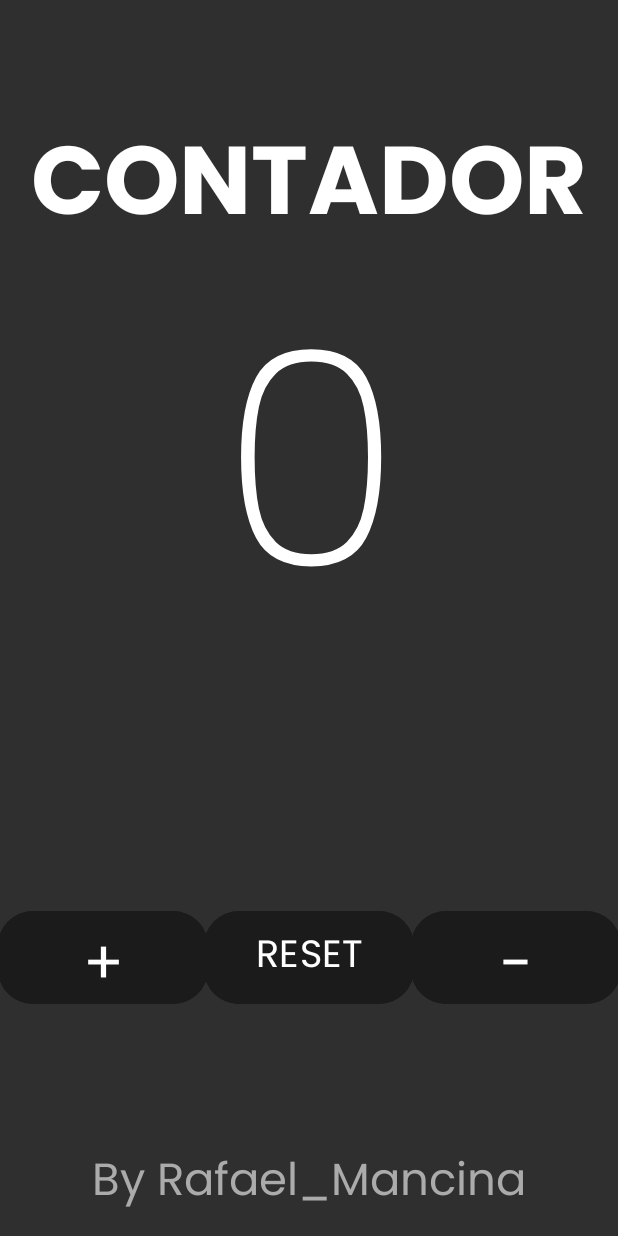
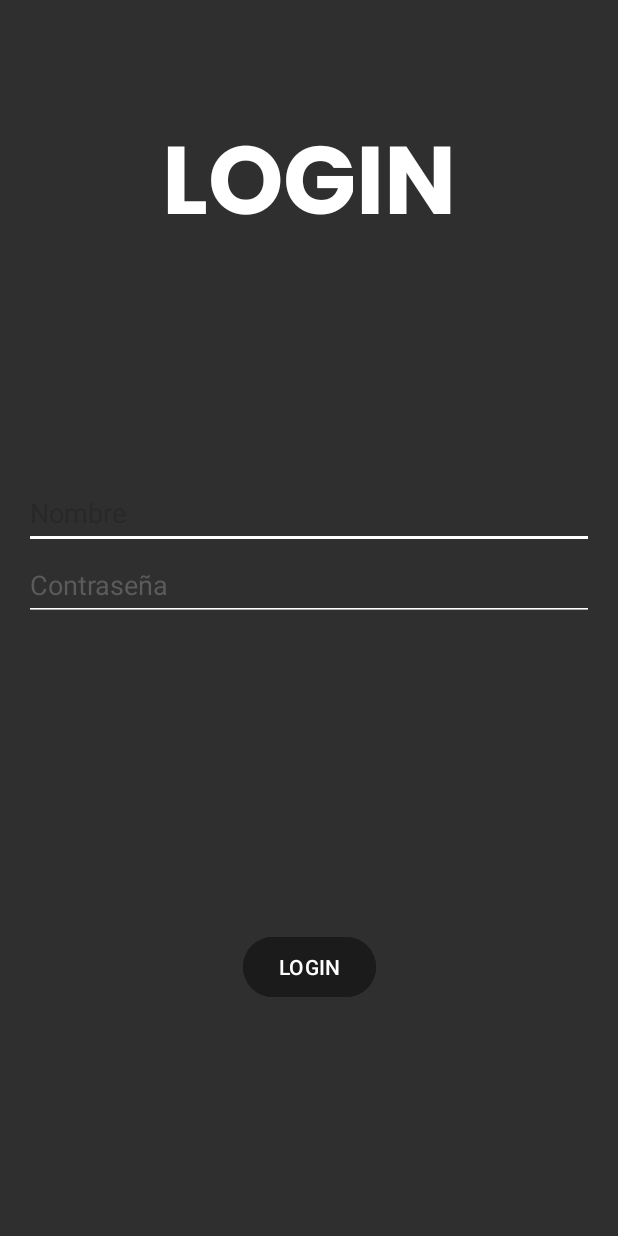
Before and after one commit to Sukera27/MancinaCastroM01, an Android app: the screen it shows after launch (MainActivity before the commit, LoginActivity after it), on a phone screen of 412 x 824 dp. Run offline under Robolectric (Android 15) with nearby library versions, the phone set to English and light mode, and no system bars.

Commit message:
second commit

```diff
--- a/app/build.gradle.kts
+++ b/app/build.gradle.kts
@@ -4,7 +4,7 @@ plugins {
 
 android {
     namespace = "com.vedruna.mancinacastroe01"
-    compileSdk = 33
+    compileSdk = 34
 
     defaultConfig {
         applicationId = "com.vedruna.mancinacastroe01"
--- a/app/src/main/AndroidManifest.xml
+++ b/app/src/main/AndroidManifest.xml
@@ -13,7 +13,7 @@
         android:theme="@style/Theme.MancinaCastroE01"
         tools:targetApi="31">
         <activity
-            android:name=".MainActivity"
+            android:name=".LoginActivity"
             android:exported="true">
             <intent-filter>
                 <action android:name="android.intent.action.MAIN" />
@@ -21,6 +21,9 @@
                 <category android:name="android.intent.category.LAUNCHER" />
             </intent-filter>
         </activity>
+        <activity android:name=".MainActivity">
+            <!-- otras configuraciones de actividad si las hay -->
+        </activity>
         <meta-data
             android:name="preloaded_fonts"
             android:resource="@array/preloaded_fonts" />
--- /dev/null
+++ b/app/src/main/java/com/vedruna/mancinacastroe01/LoginActivity.java
@@ -0,0 +1,46 @@
+package com.vedruna.mancinacastroe01;
+
+import android.content.Intent;
+import android.os.Bundle;
+import android.view.View;
+import android.widget.EditText;
+import android.widget.TextView;
+
+import androidx.appcompat.app.AppCompatActivity;
+
+
+
+
+public class LoginActivity extends AppCompatActivity {
+    private TextView usuario;
+    private EditText contraseña;
+
+    private TextView respuesta;
+    @Override
+    protected void onCreate(Bundle savedInstanceState) {
+        super.onCreate(savedInstanceState);
+        setContentView(R.layout.login_main);
+        usuario=findViewById(R.id.editTextText);
+        contraseña=findViewById(R.id.editTextTextPassword);
+        respuesta=findViewById(R.id.textView5);
+
+    }
+    public void login(View view){
+        String user = usuario.getText().toString();
+        String password = contraseña.getText().toString();
+        if(user.equals("admin") && password.equals("admin")){
+
+         respuesta.setText("Usuario y contraseña correcta");
+            Intent intent=new Intent(this,MainActivity.class);
+            intent.putExtra("usuario",user);
+            startActivity(intent);
+        }else {
+            respuesta.setText("Usuario o contraseña incorrecta");
+        }
+
+
+
+
+    }
+
+}
--- a/app/src/main/res/layout/activity_main.xml
+++ b/app/src/main/res/layout/activity_main.xml
@@ -26,60 +26,71 @@
         android:id="@+id/textView2"
         android:layout_width="118dp"
         android:layout_height="300dp"
-        android:fontFamily="@font/poppins_extralight"
+        android:fontFamily="@font/poppins_thin"
         android:text="0"
         android:textColor="#FFFFFF"
         android:textSize="200sp"
-        app:layout_constraintBottom_toTopOf="@+id/button4"
+        app:layout_constraintBottom_toBottomOf="parent"
         app:layout_constraintEnd_toEndOf="parent"
         app:layout_constraintStart_toStartOf="parent"
+        app:layout_constraintTop_toTopOf="parent" />
+
+    <LinearLayout
+        android:id="@+id/linearLayout"
+        android:layout_width="match_parent"
+        android:layout_height="wrap_content"
+        android:gravity="center_horizontal"
+        android:orientation="horizontal"
+        android:layout_marginTop="16dp"
+        app:layout_constraintBottom_toBottomOf="parent"
+        app:layout_constraintEnd_toEndOf="parent"
+        app:layout_constraintHorizontal_bias="0.333"
+        app:layout_constraintStart_toStartOf="parent"
         app:layout_constraintTop_toTopOf="parent"
-        app:layout_constraintVertical_bias="0.55" />
+        app:layout_constraintVertical_bias="0.887">
 
         <Button
             android:id="@+id/button2"
-        android:layout_width="140sp"
-        android:layout_height="70dp"
+            android:layout_width="0dp"
+            android:layout_weight="1"
+            android:layout_height="match_parent"
+            android:layout_marginEnd="8dp"
+            android:layout_marginStart="8dp"
             android:backgroundTint="#1B1B1B"
             android:fontFamily="@font/poppins"
             android:text="+"
-        android:textSize="40sp"
-        app:cornerRadius="35px"
-        app:layout_constraintBottom_toBottomOf="parent"
-        app:layout_constraintEnd_toStartOf="@+id/button4"
-        app:layout_constraintStart_toStartOf="parent"
-        app:layout_constraintTop_toTopOf="parent"
-        app:layout_constraintVertical_bias="0.80" />
+            android:textColor="#FFFFFF"
+            android:textSize="20dp"
+            app:cornerRadius="35px" />
+
+        <Button
+            android:id="@+id/button4"
+            android:layout_width="0dp"
+            android:layout_weight="1"
+            android:layout_height="wrap_content"
+            android:layout_marginEnd="8dp"
+            android:layout_marginStart="8dp"
+            android:backgroundTint="#1B1B1B"
+            android:fontFamily="@font/poppins_medium"
+            android:text="RESET"
+            android:textColor="#FFFFFF"
+            android:textSize="20dp"
+            app:cornerRadius="35px" />
 
         <Button
             android:id="@+id/button3"
-        android:layout_width="140sp"
-        android:layout_height="70dp"
+            android:layout_width="0dp"
+            android:layout_weight="1"
+            android:layout_height="wrap_content"
+            android:layout_marginEnd="8dp"
+            android:layout_marginStart="8dp"
             android:backgroundTint="#1B1B1B"
             android:fontFamily="@font/poppins"
             android:text="-"
-        android:textSize="40sp"
-        app:cornerRadius="35px"
-        app:layout_constraintBottom_toBottomOf="parent"
-        app:layout_constraintEnd_toEndOf="parent"
-        app:layout_constraintStart_toEndOf="@+id/button4"
-        app:layout_constraintTop_toTopOf="parent"
-        app:layout_constraintVertical_bias="0.8" />
-
-    <Button
-        android:id="@+id/button4"
-        android:layout_width="140sp"
-        android:layout_height="70dp"
-        android:backgroundTint="#1B1B1B"
-        android:fontFamily="@font/poppins"
-        android:text="RESET"
-        android:textSize="25sp"
-        app:cornerRadius="35px"
-        app:layout_constraintBottom_toBottomOf="parent"
-        app:layout_constraintEnd_toEndOf="parent"
-        app:layout_constraintStart_toStartOf="parent"
-        app:layout_constraintTop_toTopOf="parent"
-        app:layout_constraintVertical_bias="0.80" />
+            android:textColor="#FFFFFF"
+            android:textSize="20dp"
+            app:cornerRadius="35px" />
+    </LinearLayout>
 
     <TextView
         android:id="@+id/textView3"
@@ -92,7 +103,7 @@
         app:layout_constraintBottom_toBottomOf="parent"
         app:layout_constraintEnd_toEndOf="parent"
         app:layout_constraintStart_toStartOf="parent"
-        app:layout_constraintTop_toBottomOf="@+id/button4"
+        app:layout_constraintTop_toBottomOf="@+id/linearLayout"
         app:layout_constraintVertical_bias="0.9" />
 
 </androidx.constraintlayout.widget.ConstraintLayout>
--- /dev/null
+++ b/app/src/main/res/layout/login_main.xml
@@ -0,0 +1,86 @@
+<?xml version="1.0" encoding="utf-8"?>
+<androidx.constraintlayout.widget.ConstraintLayout xmlns:android="http://schemas.android.com/apk/res/android"
+    xmlns:app="http://schemas.android.com/apk/res-auto"
+    xmlns:tools="http://schemas.android.com/tools"
+    android:layout_width="match_parent"
+    android:layout_height="match_parent"
+    android:background="#2F2F2F">
+
+    <TextView
+        android:id="@+id/textView4"
+        android:layout_width="wrap_content"
+        android:layout_height="wrap_content"
+        android:fontFamily="@font/poppins_bold"
+        android:text="LOGIN"
+        android:textColor="#FFFFFF"
+        android:textSize="64sp"
+        app:layout_constraintBottom_toBottomOf="parent"
+        app:layout_constraintEnd_toEndOf="parent"
+        app:layout_constraintStart_toStartOf="parent"
+        app:layout_constraintTop_toTopOf="parent"
+        app:layout_constraintVertical_bias="0.100000024" />
+
+    <LinearLayout
+        android:id="@+id/linearLayout2"
+        android:layout_width="match_parent"
+        android:layout_height="188dp"
+        android:orientation="vertical"
+        android:layout_marginStart="16dp"
+        android:layout_marginEnd="16dp"
+        app:layout_constraintBottom_toBottomOf="parent"
+        app:layout_constraintEnd_toEndOf="parent"
+        app:layout_constraintStart_toStartOf="parent"
+        app:layout_constraintTop_toTopOf="parent">
+
+        <EditText
+
+            android:id="@+id/editTextText"
+            android:layout_width="match_parent"
+            android:layout_height="wrap_content"
+            android:backgroundTint="#FFFFFF"
+            android:hint="Nombre"
+            android:inputType="textPersonName"
+            android:minHeight="48dp"
+            android:textColor="#5B5B5B" />
+
+        <EditText
+            android:id="@+id/editTextTextPassword"
+            android:layout_width="match_parent"
+            android:layout_height="wrap_content"
+            android:backgroundTint="#FFFFFF"
+            android:ems="10"
+            android:hint="Contraseña"
+            android:inputType="textPassword"
+            android:minHeight="48dp"
+            android:textColorHint="#5B5B5B" />
+    </LinearLayout>
+
+
+    <Button
+        android:id="@+id/button5"
+        android:layout_width="wrap_content"
+        android:layout_height="wrap_content"
+        android:backgroundTint="#1B1B1B"
+        android:onClick="login"
+        android:text="LOGIN"
+        android:textColor="#FFFFFF"
+        android:textColorHighlight="#FFFFFF"
+        android:textColorLink="#FFFFFF"
+        app:layout_constraintBottom_toBottomOf="parent"
+        app:layout_constraintEnd_toEndOf="parent"
+        app:layout_constraintStart_toStartOf="parent"
+        app:layout_constraintTop_toTopOf="parent"
+        app:layout_constraintVertical_bias="0.8" />
+
+    <TextView
+        android:id="@+id/textView5"
+        android:layout_width="wrap_content"
+        android:layout_height="wrap_content"
+        android:textColor="#ACABAB"
+        app:layout_constraintBottom_toBottomOf="parent"
+        app:layout_constraintEnd_toEndOf="parent"
+        app:layout_constraintStart_toStartOf="parent"
+        app:layout_constraintTop_toTopOf="parent"
+        app:layout_constraintVertical_bias="0.934" />
+
+</androidx.constraintlayout.widget.ConstraintLayout>
--- a/app/src/main/res/values/preloaded_fonts.xml
+++ b/app/src/main/res/values/preloaded_fonts.xml
@@ -4,6 +4,7 @@
         <item>@font/poppins</item>
         <item>@font/poppins_bold</item>
         <item>@font/poppins_extralight</item>
+        <item>@font/poppins_medium</item>
         <item>@font/poppins_thin</item>
     </array>
 </resources>
```
Also changed, not shown: app/src/main/java/com/vedruna/mancinacastroe01/MainActivity.java (+8 -0 lines), app/src/main/res/font/poppins_medium.xml (added, +7 -0 lines). Lines whose indentation alone changed are shown as unchanged.
